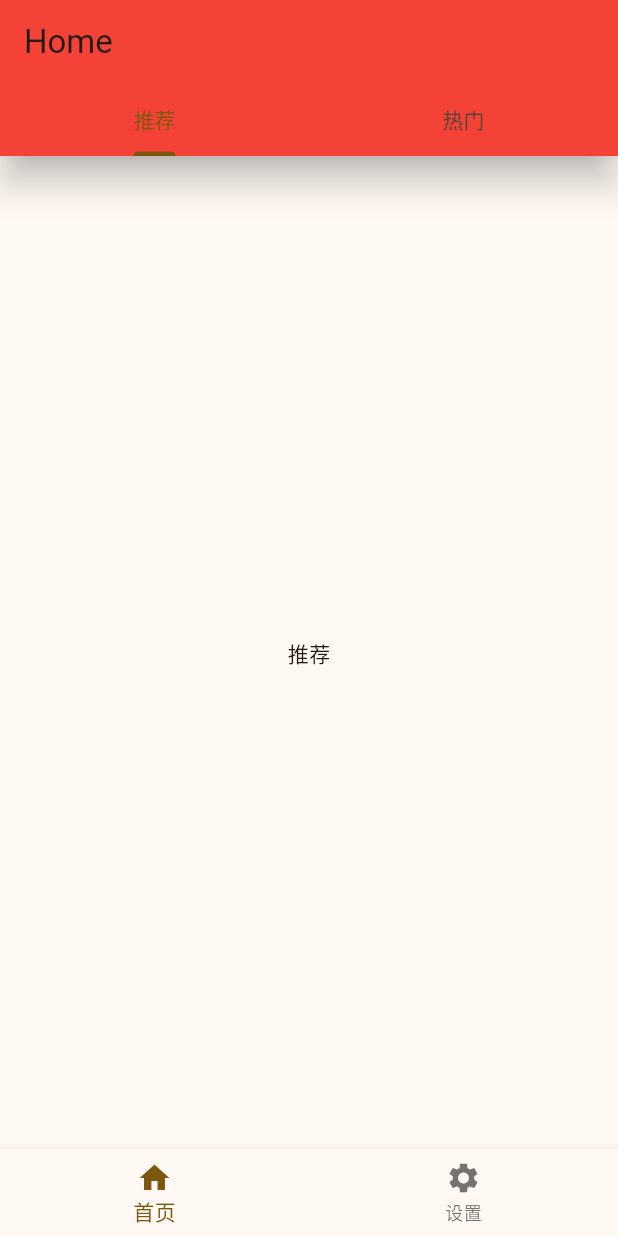
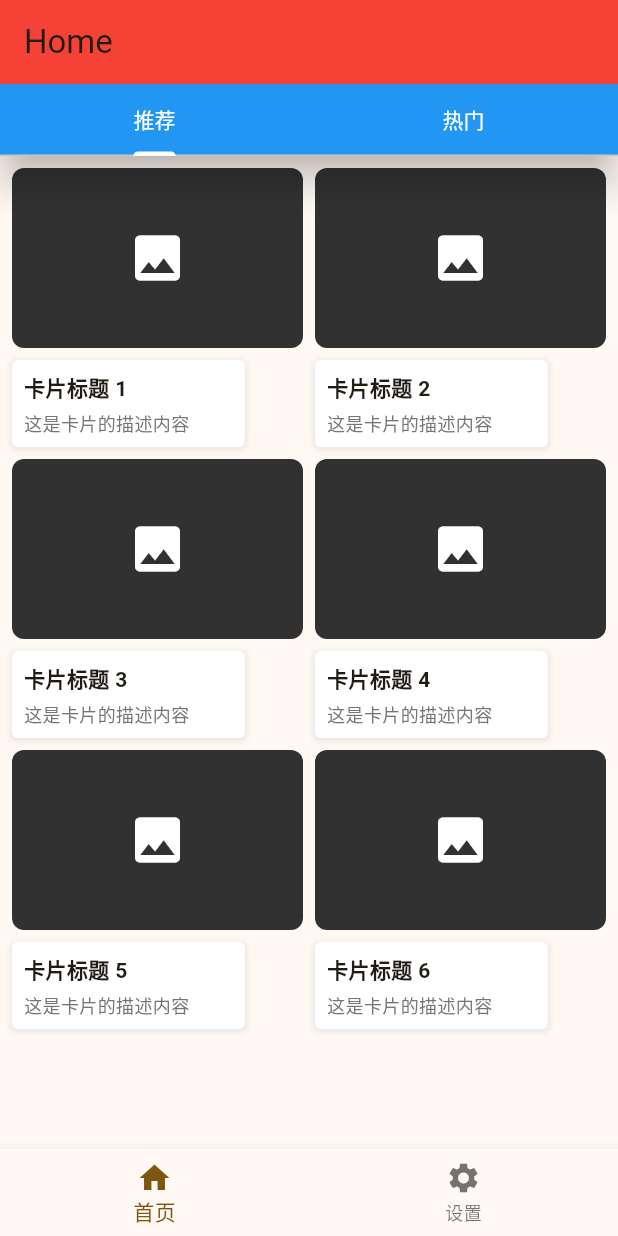
Before and after one commit to BossJob-Lee/flutter_app, a Flutter app: the screen it shows after launch, on a phone screen of 412 x 824 dp. Run offline on Flutter 3.47's test engine with Material 3 defaults, Android fonts, the phone set to English and light mode, and no system bars.

Commit message:
Video card

```diff
--- a/lib/screens/home_screen.dart
+++ b/lib/screens/home_screen.dart
@@ -1,4 +1,5 @@
 import 'package:flutter/material.dart';
+import '../widgets/card_row.dart';
 import '../widgets/footer_bar.dart';
 import '../widgets/app_bar_widget.dart';
 
@@ -12,17 +13,111 @@ class HomeScreenView extends StatelessWidget {
       child: Scaffold(
         appBar: AppBarWidget(
           title: "Home",
-          bottom: TabBar(
-            dividerColor: Colors.red,
-            tabs: [
-              Tab(child: Text("推荐")),
-              Tab(child: Text("热门")),
-            ],
+          bottom: PreferredSize(
+            preferredSize: Size.fromHeight(48.0),
+            child: Container(
+              color: Colors.blue, // 设置 TabBar 背景颜色
+              child: TabBar(
+                indicatorColor: Colors.white,
+                tabs: [
+                  Tab(
+                      child: Text(
+                    "推荐",
+                    style: TextStyle(color: Colors.white),
+                  )),
+                  Tab(
+                      child: Text(
+                    "热门",
+                    style: TextStyle(color: Colors.white),
+                  )),
+                ],
+              ),
+            ),
           ),
         ),
         body: TabBarView(
           children: [
-            Center(child: Text("推荐")),
+            // 推荐页面 - 流式布局
+            Padding(
+              padding: EdgeInsets.all(8.0),
+              child: Wrap(
+                spacing: 8.0, // 水平间距
+                runSpacing: 8.0, // 垂直间距
+                children: List.generate(6, (index) {
+                  return SizedBox(
+                    width: (MediaQuery.of(context).size.width - 24) /
+                        2, // 计算每个卡片宽度：(屏幕宽度 - 左右padding - 中间间距) / 2
+                    child: Column(
+                      crossAxisAlignment: CrossAxisAlignment.start,
+                      children: [
+                        Container(
+                          height: 120,
+                          width: double
+                              .infinity, // 撑满父容器 SizedBox 的宽度 (类似 Web 的 width: 100%)
+                          // 其他选择：
+                          // width: MediaQuery.of(context).size.width * 0.4, // 屏幕宽度的40% (类似 40vw)
+                          // width: 150, // 固定宽度 (类似 width: 150px)
+                          decoration: BoxDecoration(
+                            color: const Color.fromARGB(255, 50, 49, 49),
+                            borderRadius: BorderRadius.circular(8.0),
+                          ),
+                          child: Center(
+                            child: Icon(
+                              Icons.image,
+                              color: Colors.white,
+                              size: 40,
+                            ),
+                          ),
+                        ),
+                        SizedBox(height: 8),
+                        // 使用 LayoutBuilder 获取父容器的80%宽度
+                        LayoutBuilder(
+                          builder: (context, constraints) {
+                            return Container(
+                              width: constraints.maxWidth * 0.8, // 父容器的80%
+                              padding: EdgeInsets.all(8.0),
+                          decoration: BoxDecoration(
+                            color: Colors.white,
+                            borderRadius: BorderRadius.circular(4.0),
+                            boxShadow: [
+                              BoxShadow(
+                                color: Colors.grey.withOpacity(0.2),
+                                spreadRadius: 1,
+                                blurRadius: 3,
+                                offset: Offset(0, 1),
+                              ),
+                            ],
+                          ),
+                          child: Column(
+                            crossAxisAlignment: CrossAxisAlignment.start,
+                            children: [
+                              Text(
+                                "卡片标题 ${index + 1}",
+                                style: TextStyle(
+                                  fontWeight: FontWeight.bold,
+                                  fontSize: 14,
+                                ),
+                              ),
+                              SizedBox(height: 4),
+                              Text(
+                                "这是卡片的描述内容",
+                                style: TextStyle(
+                                  color: Colors.grey[600],
+                                  fontSize: 12,
+                                ),
+                              ),
+                            ],
+                          ),
+                            );
+                          },
+                        ),
+                      ],
+                    ),
+                  );
+                }),
+              ),
+            ),
+            // 热门页面
             Center(child: Text("热门")),
           ],
         ),
--- /dev/null
+++ b/lib/widgets/card_row.dart
@@ -0,0 +1,20 @@
+import 'package:flutter/material.dart';
+
+class CardRow extends StatelessWidget {
+  const CardRow({super.key});
+  @override
+  Widget build(BuildContext context) {
+    return Column(
+      children: [
+        Container(
+          height: 200,
+          color: const Color.fromARGB(255, 50, 49, 49),
+        ),
+        Container(
+          color: Colors.white,
+          child: Text("CardRow"),
+        ),
+      ],
+    );
+  }
+}
--- a/lib/widgets/footer_bar.dart
+++ b/lib/widgets/footer_bar.dart
@@ -19,7 +19,7 @@ class FooterBar extends StatelessWidget {
         }
 
         if (index == 0) {
-          Navigator.pushNamed(context, '/home');
+          Navigator.pushNamedAndRemoveUntil(context, '/home', (route) => false);
         } else if (index == 1) {
           Navigator.pushNamed(context, '/setting');
         }
```
